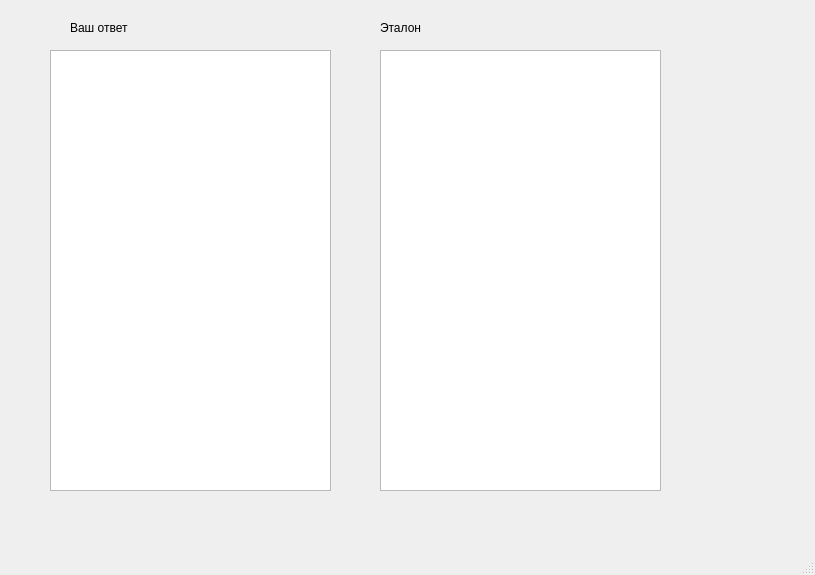
The window that UI/client.ui (Scykorr/dmitr_test_text) describes before a commit, drawn with Qt 5.
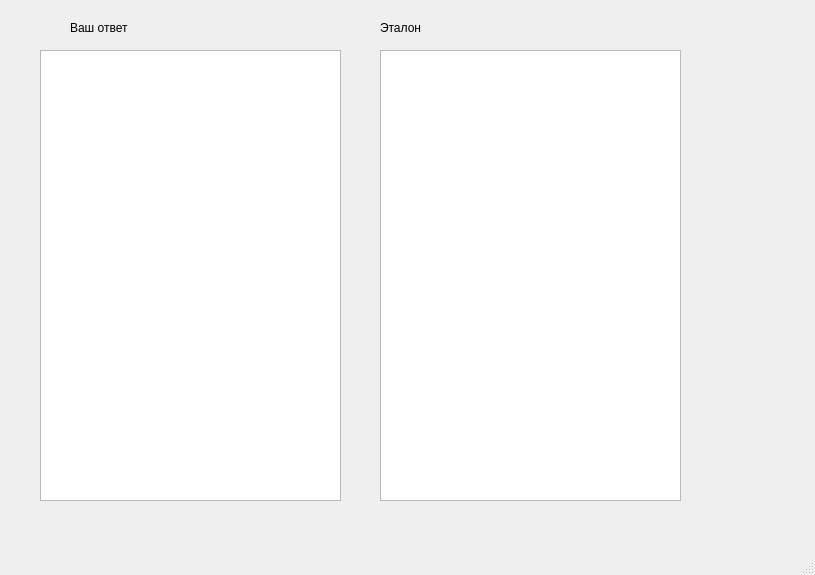
The same window after the commit. The open tabs and pages were chosen to show the change.

Commit message: add tablewidget in interface

What changed in the file:
```diff
--- a/UI/client.ui
+++ b/UI/client.ui
@@ -160,26 +160,6 @@
      </widget>
     </widget>
     <widget class="QWidget" name="page_2">
-     <widget class="QTextEdit" name="textEdit_2">
-      <property name="geometry">
-       <rect>
-        <x>30</x>
-        <y>40</y>
-        <width>281</width>
-        <height>441</height>
-       </rect>
-      </property>
-     </widget>
-     <widget class="QTextEdit" name="textEdit_3">
-      <property name="geometry">
-       <rect>
-        <x>360</x>
-        <y>40</y>
-        <width>281</width>
-        <height>441</height>
-       </rect>
-      </property>
-     </widget>
      <widget class="QLabel" name="label_5">
       <property name="geometry">
        <rect>
@@ -206,6 +186,26 @@
        <string>Эталон</string>
       </property>
      </widget>
+     <widget class="QTableWidget" name="tableWidget">
+      <property name="geometry">
+       <rect>
+        <x>20</x>
+        <y>40</y>
+        <width>301</width>
+        <height>451</height>
+       </rect>
+      </property>
+     </widget>
+     <widget class="QTableWidget" name="tableWidget_2">
+      <property name="geometry">
+       <rect>
+        <x>360</x>
+        <y>40</y>
+        <width>301</width>
+        <height>451</height>
+       </rect>
+      </property>
+     </widget>
     </widget>
    </widget>
   </widget>
```
The commit also changes 3 other files.
